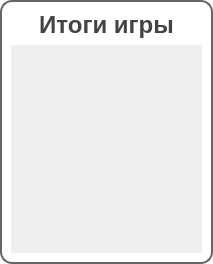
Above: gameoverdialog.ui from SophaGekk/domino before the change. Below: the same form after it.
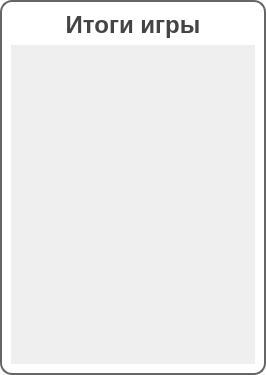
That is the form after the change.

```diff
--- a/gameoverdialog.ui
+++ b/gameoverdialog.ui
@@ -6,8 +6,8 @@
    <rect>
     <x>0</x>
     <y>0</y>
-    <width>213</width>
-    <height>264</height>
+    <width>266</width>
+    <height>375</height>
    </rect>
   </property>
   <property name="windowTitle">
@@ -49,8 +49,8 @@
        <rect>
         <x>0</x>
         <y>0</y>
-        <width>191</width>
-        <height>194</height>
+        <width>244</width>
+        <height>305</height>
        </rect>
       </property>
       <layout class="QVBoxLayout" name="playersLayout"/>
```
